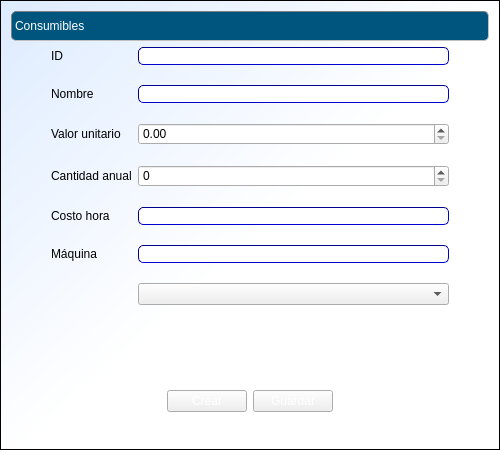
This is cosmec/formularioconsumibles.ui in Exxu/cosmec-si as Qt 5 draws it before an edit. The edited form follows.
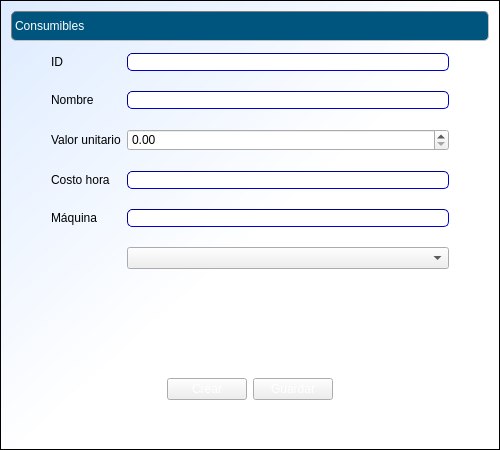
This is the edited form.

The edit to the form file:
```diff
--- a/cosmec/formularioconsumibles.ui
+++ b/cosmec/formularioconsumibles.ui
@@ -104,6 +104,9 @@
      </item>
      <item>
       <layout class="QFormLayout" name="formLayout">
+       <property name="fieldGrowthPolicy">
+        <enum>QFormLayout::AllNonFixedFieldsGrow</enum>
+       </property>
        <property name="verticalSpacing">
         <number>20</number>
        </property>
@@ -114,34 +117,6 @@
          </property>
         </widget>
        </item>
-       <item row="1" column="0">
-        <widget class="QLabel" name="label_3">
-         <property name="text">
-          <string>Nombre</string>
-         </property>
-        </widget>
-       </item>
-       <item row="2" column="0">
-        <widget class="QLabel" name="label_4">
-         <property name="text">
-          <string>Valor unitario</string>
-         </property>
-        </widget>
-       </item>
-       <item row="3" column="0">
-        <widget class="QLabel" name="label_5">
-         <property name="text">
-          <string>Cantidad anual</string>
-         </property>
-        </widget>
-       </item>
-       <item row="4" column="0">
-        <widget class="QLabel" name="label_6">
-         <property name="text">
-          <string>Costo hora</string>
-         </property>
-        </widget>
-       </item>
        <item row="0" column="1">
         <widget class="QLineEdit" name="lineEdit">
          <property name="enabled">
@@ -155,6 +130,13 @@
          </property>
         </widget>
        </item>
+       <item row="1" column="0">
+        <widget class="QLabel" name="label_3">
+         <property name="text">
+          <string>Nombre</string>
+         </property>
+        </widget>
+       </item>
        <item row="1" column="1">
         <widget class="QLineEdit" name="lineEdit_2">
          <property name="minimumSize">
@@ -165,6 +147,13 @@
          </property>
         </widget>
        </item>
+       <item row="2" column="0">
+        <widget class="QLabel" name="label_4">
+         <property name="text">
+          <string>Valor unitario</string>
+         </property>
+        </widget>
+       </item>
        <item row="2" column="1">
         <widget class="QDoubleSpinBox" name="doubleSpinBox">
          <property name="maximum">
@@ -172,35 +161,35 @@
          </property>
         </widget>
        </item>
+       <item row="3" column="0">
+        <widget class="QLabel" name="label_6">
+         <property name="text">
+          <string>Costo hora</string>
+         </property>
+        </widget>
+       </item>
        <item row="3" column="1">
-        <widget class="QSpinBox" name="spinBox">
-         <property name="maximum">
-          <number>999999999</number>
-         </property>
-        </widget>
-       </item>
-       <item row="4" column="1">
         <widget class="QLineEdit" name="lineEdit_3">
          <property name="enabled">
           <bool>false</bool>
          </property>
         </widget>
        </item>
-       <item row="5" column="0">
+       <item row="4" column="0">
         <widget class="QLabel" name="label_7">
          <property name="text">
           <string>Máquina</string>
          </property>
         </widget>
        </item>
-       <item row="5" column="1">
+       <item row="4" column="1">
         <widget class="QLineEdit" name="lineEdit_4">
          <property name="enabled">
           <bool>false</bool>
          </property>
         </widget>
        </item>
-       <item row="6" column="1">
+       <item row="5" column="1">
         <widget class="QComboBox" name="comboBox"/>
        </item>
       </layout>
```
